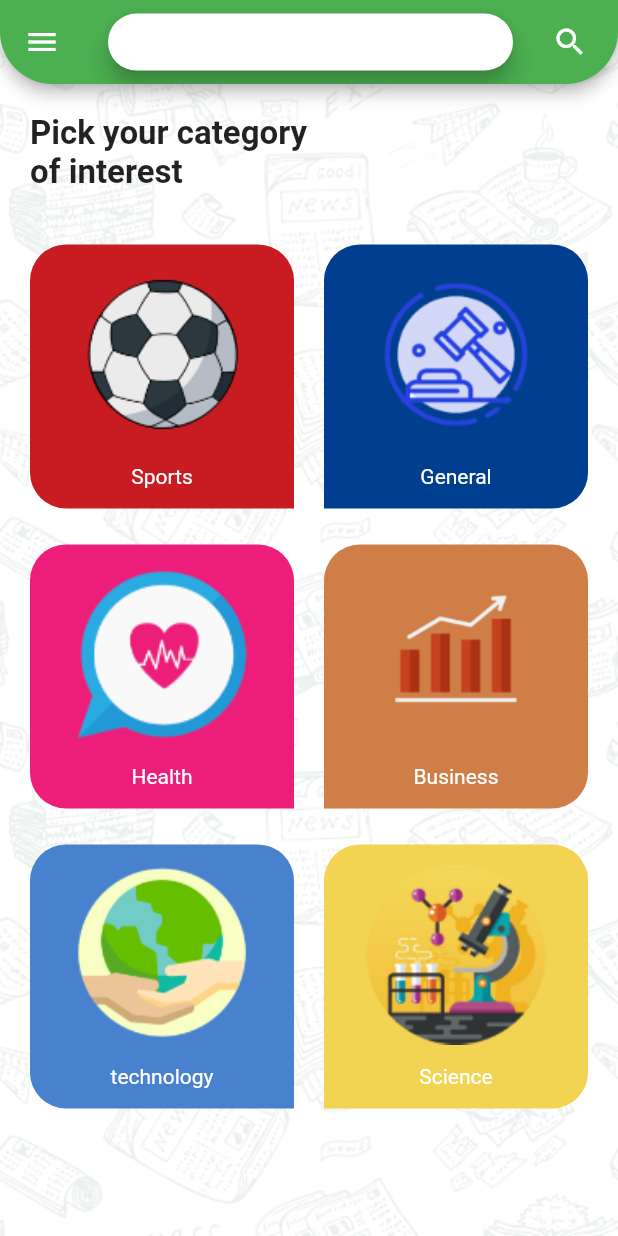
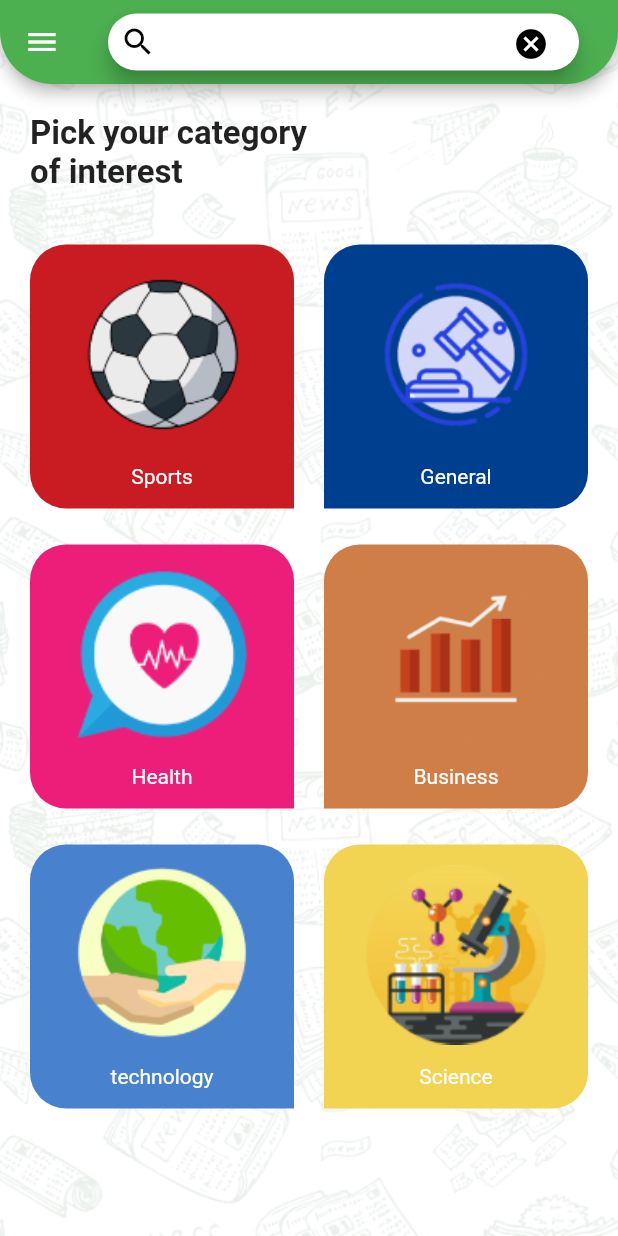
Before and after one commit to AbdelhadyMohamed/news_app, a Flutter app: the screen it shows after launch, on a phone screen of 412 x 824 dp. Run offline on Flutter 3.47's test engine with Material 2 defaults, Android fonts, the phone set to English and light mode, and no system bars; our stand-ins replace cached_network_image.

Commit message:
fixed search without any bugs

```diff
--- a/lib/main.dart
+++ b/lib/main.dart
@@ -1,5 +1,6 @@
 import 'package:flutter/material.dart';
 import 'package:news_app/providers/my_provider.dart';
+import 'package:news_app/providers/search_provider.dart';
 import 'package:news_app/ui/home/home_layout.dart';
 import 'package:provider/provider.dart';
 
@@ -7,9 +8,10 @@ void main() {
   runApp(
     MultiProvider(
       providers: [
-        ChangeNotifierProvider(
-          create: (context) => MyProvider(),
-        ),
+        MultiProvider(providers: [
+          ChangeNotifierProvider(create: (context) => MyProvider()),
+          ChangeNotifierProvider(create: (context) => SearchProvider())
+        ]),
       ],
       child: const MyApp(),
     ),
@@ -22,8 +24,8 @@ class MyApp extends StatelessWidget {
   // This widget is the root of your application.
   @override
   Widget build(BuildContext context) {
-    var provider = Provider.of<MyProvider>(context);
-    provider.searchedItem ?? "";
+    var provider = Provider.of<SearchProvider>(context);
+    provider.searchedItem ??= "";
     return MaterialApp(
       debugShowCheckedModeBanner: false,
       initialRoute: HomeLayout.routeName,
--- a/lib/providers/my_provider.dart
+++ b/lib/providers/my_provider.dart
@@ -6,7 +6,6 @@ class MyProvider extends ChangeNotifier {
   bool? indicator;
   late News newsItem;
   late int newsIndex;
-  String? searchedItem;
 
   fromNewsToFull() {
     indicator = false;
@@ -22,9 +21,4 @@ class MyProvider extends ChangeNotifier {
     newsItem = news;
     newsIndex = index;
   }
-
-  searchNews(String keyword) {
-    searchedItem = keyword;
-    notifyListeners();
-  }
 }
--- /dev/null
+++ b/lib/providers/search_provider.dart
@@ -0,0 +1,13 @@
+import 'package:flutter/cupertino.dart';
+
+import '../models/NewsResponse.dart';
+
+class SearchProvider extends ChangeNotifier {
+  String? searchedItem;
+
+  searchNews(String keyword) {
+    searchedItem ??= "";
+    searchedItem = keyword;
+    notifyListeners();
+  }
+}
--- a/lib/shared/api_manager/api_manager.dart
+++ b/lib/shared/api_manager/api_manager.dart
@@ -7,7 +7,7 @@ import 'package:news_app/models/SourcesResponse.dart';
 import '../../models/NewsResponse.dart';
 
 class ApiManager {
-  static const String apiKey = "5edd600c6201426bbccb9f232dd022ca";
+  static const String apiKey = "418c4a12f757407eba96b653e5a94d7b";
   static const String baseUrl = "newsapi.org";
   static Future<SourcesResponse> getSources(String categoryId) async {
     Uri url = Uri.https("newsapi.org", "/v2/top-headlines/sources",
--- a/lib/ui/home/home_layout.dart
+++ b/lib/ui/home/home_layout.dart
@@ -1,6 +1,5 @@
 import 'package:flutter/material.dart';
-import 'package:news_app/providers/my_provider.dart';
-import 'package:news_app/shared/api_manager/api_manager.dart';
+import 'package:news_app/providers/search_provider.dart';
 import 'package:news_app/ui/categories/categories_widget.dart';
 import 'package:news_app/ui/categories/category.dart';
 import 'package:news_app/ui/categories/category_details.dart';
@@ -25,7 +24,10 @@ class _HomeLayoutState extends State<HomeLayout> {
 
   @override
   Widget build(BuildContext context) {
-    var provider = Provider.of<MyProvider>(context);
+    var provider = Provider.of<SearchProvider>(context);
+    late var searchController = TextEditingController();
+    searchController.text = provider.searchedItem ?? "";
+
     return Container(
       decoration: const BoxDecoration(
           color: Colors.white,
@@ -36,11 +38,6 @@ class _HomeLayoutState extends State<HomeLayout> {
         drawer: HomeDrawer(onMenuItemClicked),
         backgroundColor: Colors.transparent,
         appBar: AppBar(
-          actions: [
-            Container(
-                margin: const EdgeInsets.only(right: 20),
-                child: const Icon(Icons.search))
-          ],
           shape: const RoundedRectangleBorder(
               borderRadius: BorderRadius.vertical(
             bottom: Radius.circular(35),
@@ -54,8 +51,25 @@ class _HomeLayoutState extends State<HomeLayout> {
               child: SearchBar(
                 onSubmitted: (value) {
                   provider.searchNews(value);
-                  // setState(() {});
                 },
+                // hintText: "search",
+                leading: const Icon(Icons.search, color: Colors.black),
+                trailing: <Widget>[
+                  Tooltip(
+                    message: 'Change brightness mode',
+                    child: IconButton(
+                      onPressed: () {
+                        if (provider.searchedItem != "") {
+                          provider.searchNews("");
+                        }
+                      },
+                      icon: const Icon(Icons.cancel, color: Colors.black),
+                      selectedIcon: const Icon(Icons.brightness_2_outlined,
+                          color: Colors.black),
+                    ),
+                  )
+                ],
+                controller: searchController,
               )),
         ),
         body: selectedWidget,
--- a/lib/ui/widgets/news_widget.dart
+++ b/lib/ui/widgets/news_widget.dart
@@ -23,7 +23,6 @@ class _NewsWidgetState extends State<NewsWidget> {
     return ChangeNotifierProvider(
         create: (context) => MyProvider(),
         builder: (context, child) {
-          print(provider.searchedItem);
           return Padding(
             padding: const EdgeInsets.all(12),
             child: InkWell(
--- a/lib/ui/widgets/show_full_news_widget.dart
+++ b/lib/ui/widgets/show_full_news_widget.dart
@@ -1,6 +1,7 @@
 import 'package:cached_network_image/cached_network_image.dart';
 import 'package:flutter/material.dart';
 import 'package:news_app/providers/my_provider.dart';
+import 'package:news_app/providers/search_provider.dart';
 import 'package:news_app/shared/api_manager/api_manager.dart';
 import 'package:provider/provider.dart';
 import 'package:url_launcher/url_launcher.dart';
@@ -10,13 +11,14 @@ class ShowFullNewWidget extends StatelessWidget {
   @override
   Widget build(BuildContext context) {
     var provider = Provider.of<MyProvider>(context);
+    var provider2 = Provider.of<SearchProvider>(context);
 
     return ChangeNotifierProvider(
         create: (context) => MyProvider(),
         builder: (context, child) => FutureBuilder(
             future: ApiManager.getNews(provider.newsItem.source!.id!, ""),
             builder: (context, snapshot) {
-              provider.searchedItem ?? "";
+              provider2.searchedItem ??= "";
               if (snapshot.connectionState == ConnectionState.waiting) {
                 return const Center(child: CircularProgressIndicator());
               } else if (snapshot.hasError ||
```
Also changed, not shown: lib/ui/widgets/news_list_widget.dart (+10 -4 lines).
